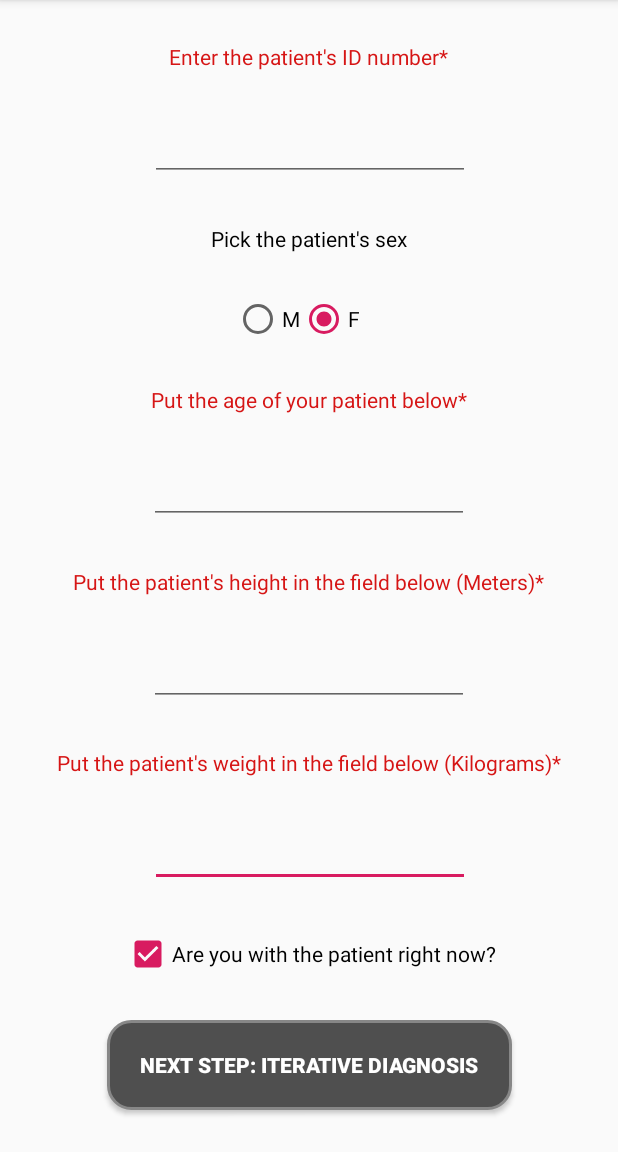
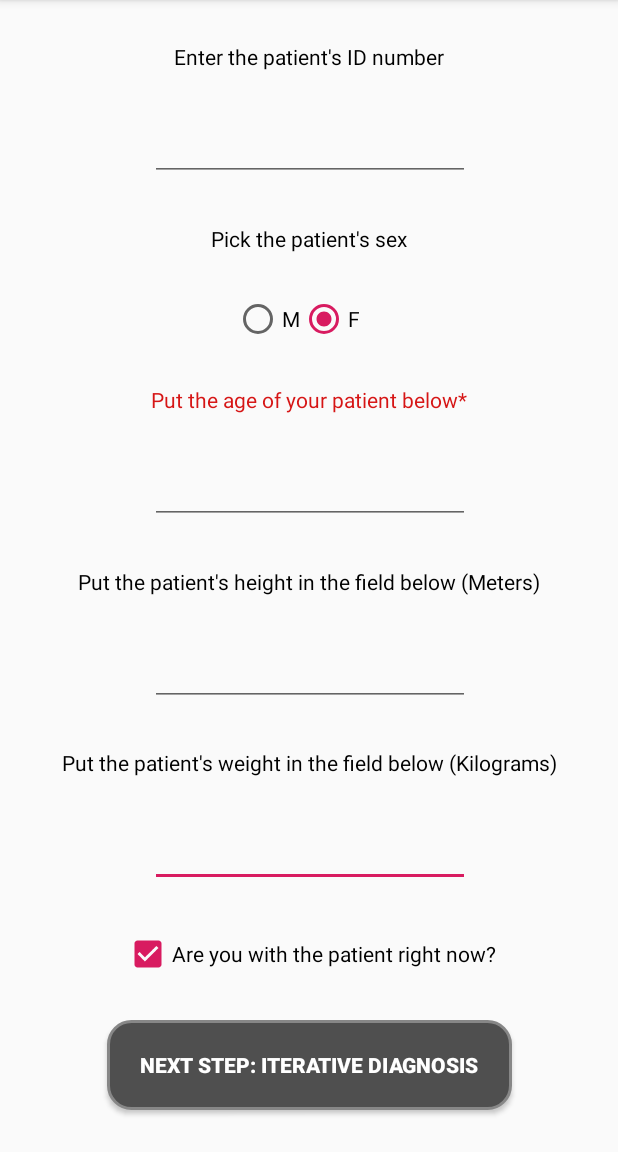
Before and after one commit to humancomputerintegration/realtime-diagnostics-app, an Android app: the PatientInfoActivity screen opened directly, with no data from a screen before it, after a tap on "NEXT STEP: ITERATIVE DIAGNOSIS", on a phone screen of 412 x 824 dp, the part 84-1236 px from its top. Run offline under Robolectric (Android 15) with nearby library versions, the phone set to English and light mode, and no system bars; 2 other taps on this screen came first.

Commit message:
Changed behavior of activity_patient_info
Reduced the number of required fields, and adjusted how they change colors when a field is missing

```diff
--- a/medical-app/app/src/main/java/com/example/mobilehealthprototype/PatientInfoActivity.java
+++ b/medical-app/app/src/main/java/com/example/mobilehealthprototype/PatientInfoActivity.java
@@ -21,6 +21,10 @@ public class PatientInfoActivity extends AppCompatActivity {
     float p_weight, p_height;
     boolean complete = false;
 
+//    TODO - Sex Age - mandatory
+//    TODO - Height, Weight, ID - Optional
+
+
     @Override
     protected void onCreate(Bundle savedInstanceState) {
         super.onCreate(savedInstanceState);
@@ -35,7 +39,6 @@ public class PatientInfoActivity extends AppCompatActivity {
         String mod_orig = (orig.contains("*")) ? orig : orig + "*";
         header.setText(mod_orig);
         header.setTextColor(getResources().getColor(R.color.errorColor));
-
 //        if(input_id > 0){
 //            EditText input = findViewById(input_id);
 //            input.setBackgroundColor(getResources().getColor(R.color.transparentRed));
@@ -50,10 +53,10 @@ public class PatientInfoActivity extends AppCompatActivity {
         header.setTextColor(getResources().getColor(R.color.black));
     }
 
-    public float checkValue(int id1, int id2){
+    public float checkValue(int id1, int id2, boolean required){
         String parsed = ((TextView) findViewById(id1)).getText().toString();
         if(parsed == null || parsed.trim().equals("")){
-            warnError(id1, id2);
+            if(required){ warnError(id1, id2); }
             return -1f;
         }else{
             removeError(id1, id2);
@@ -61,11 +64,10 @@ public class PatientInfoActivity extends AppCompatActivity {
         return Float.parseFloat(parsed);
     }
 
-    //Function that creates the logic & handling behind the activity
+    //Function that creates the logic & handling behind UI of the activity
     public void setUpInterface(){
-        //Radio button setup
-        RadioButton moption = (RadioButton) findViewById(R.id.Male_option);
-        RadioButton foption = (RadioButton) findViewById(R.id.Female_option);
+        RadioButton moption = findViewById(R.id.Male_option);
+        RadioButton foption = findViewById(R.id.Female_option);
 
         View.OnClickListener onRBClick = new View.OnClickListener() {
             public void onClick(View view){
@@ -92,12 +94,13 @@ public class PatientInfoActivity extends AppCompatActivity {
 
         next_step.setOnClickListener(new View.OnClickListener(){
             public void onClick(View view){
-                p_id = (int) checkValue(R.id.pid_input, R.id.pid_header);
-                p_age = (int) checkValue(R.id.age_input, R.id.age_header);
-                p_height = checkValue(R.id.height_input, R.id.height_header);
-                p_weight = checkValue(R.id.weight_input, R.id.weight_header);
+                p_id = (int) checkValue(R.id.pid_input, R.id.pid_header, false);
+                p_age = (int) checkValue(R.id.age_input, R.id.age_header, true);
+                p_height = checkValue(R.id.height_input, R.id.height_header, false);
+                p_weight = checkValue(R.id.weight_input, R.id.weight_header, false);
                 if(p_sex == null){  warnError(0, R.id.sex_option_header); }
-                complete = (p_id > 0) & (p_age > 0) & (p_sex != null) &(p_height > 0) & (p_weight > 0);
+                complete = (p_age > 0) & (p_sex != null);
+                //(p_id > 0) & (p_age > 0) & (p_sex != null) &(p_height > 0) & (p_weight > 0); //original version
 
                 if(complete) {
                     Intent intent = new Intent(PatientInfoActivity.this, ListSymptoms.class);
@@ -109,24 +112,24 @@ public class PatientInfoActivity extends AppCompatActivity {
                     startActivity(intent);
                 }
                 //removed alertdialog because Pedro thinks its bad design (will comment in case of future implementations)
-//                else{
-//                    AlertDialog.Builder wn = buildWarning(R.string.warning_title, R.string.warning_message, R.string.close);
-//                    wn.show();
-//                }
+                // else{
+                //AlertDialog.Builder wn = buildWarning(R.string.warning_title, R.string.warning_message, R.string.close);
+                //wn.show();
+                //}
             }
         });
     }
 
-    public AlertDialog.Builder buildWarning(int title_id, int message_id, int pb){
-        AlertDialog.Builder builder = new AlertDialog.Builder(PatientInfoActivity.this);
-        builder.setTitle(title_id);
-        builder.setMessage(message_id);
-        builder.setPositiveButton(pb, new DialogInterface.OnClickListener() {
-            public void onClick(DialogInterface dialog, int id) {
-                //do nothing
-            }
-        });
-        return builder;
-    }
+//    public AlertDialog.Builder buildWarning(int title_id, int message_id, int pb){
+//        AlertDialog.Builder builder = new AlertDialog.Builder(PatientInfoActivity.this);
+//        builder.setTitle(title_id);
+//        builder.setMessage(message_id);
+//        builder.setPositiveButton(pb, new DialogInterface.OnClickListener() {
+//            public void onClick(DialogInterface dialog, int id) {
+//                //do nothing
+//            }
+//        });
+//        return builder;
+//    }
 
 }
```
